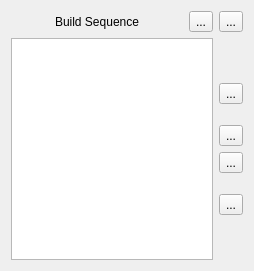
The window that plugins/projectmanagerview/projectbuildsetwidget.ui (KDE/kdevelop) describes before a commit, drawn with Qt 5.
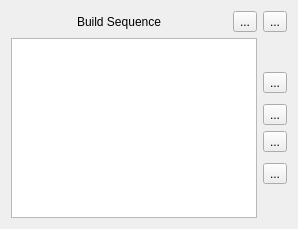
The same window after the commit.

Commit message:
Shrink the "Build Sequence" widget more vertically
More space!

```diff
--- a/plugins/projectmanagerview/projectbuildsetwidget.ui
+++ b/plugins/projectmanagerview/projectbuildsetwidget.ui
@@ -6,8 +6,8 @@
    <rect>
     <x>0</x>
     <y>0</y>
-    <width>254</width>
-    <height>271</height>
+    <width>298</width>
+    <height>229</height>
    </rect>
   </property>
   <layout class="QGridLayout" name="gridLayout">
@@ -47,7 +47,7 @@
        <property name="sizeHint" stdset="0">
         <size>
          <width>20</width>
-         <height>15</height>
+         <height>5</height>
         </size>
        </property>
       </spacer>
@@ -83,7 +83,7 @@
        <property name="sizeHint" stdset="0">
         <size>
          <width>20</width>
-         <height>15</height>
+         <height>5</height>
         </size>
        </property>
       </spacer>
```
